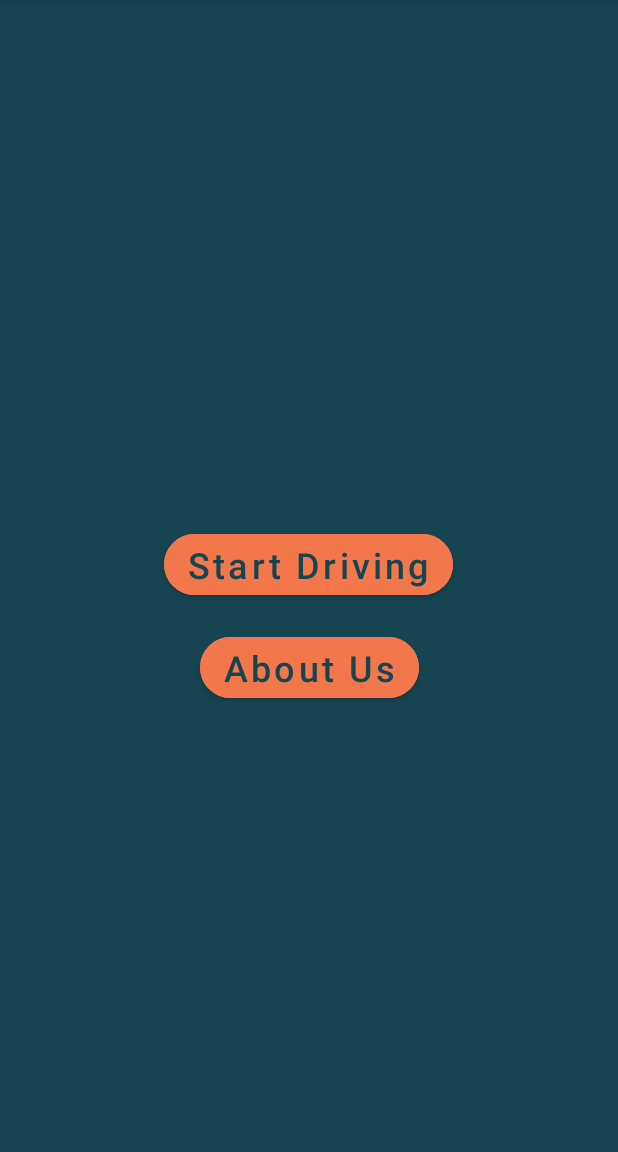
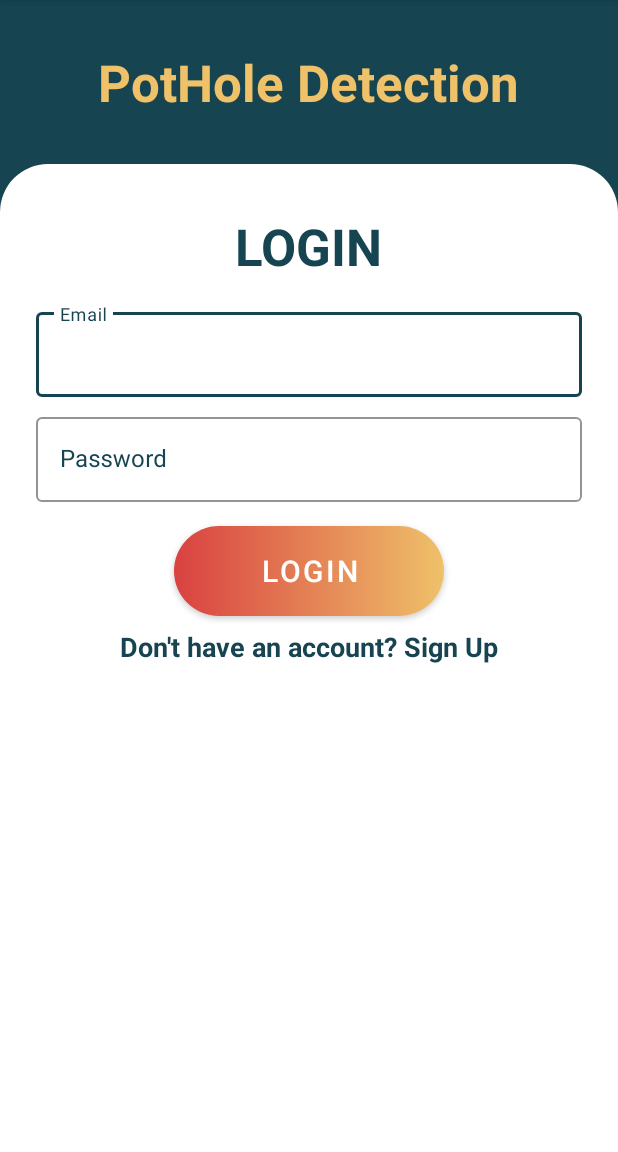
Before and after one commit to Ivan-Widjanarko/Potholes-Detection-PhD-, an Android app: the screen it shows after launch (MainActivity before the commit, AuthActivity after it), on a phone screen of 412 x 824 dp, the part 84-1236 px from its top. Run offline under Robolectric (Android 15) with nearby library versions, the phone set to English and light mode, and no system bars.

Commit message:
auth activity and splashscreen

```diff
--- a/app/build.gradle
+++ b/app/build.gradle
@@ -42,6 +42,7 @@ dependencies {
     implementation 'androidx.appcompat:appcompat:1.3.0'
     implementation 'com.google.android.material:material:1.3.0'
     implementation 'androidx.constraintlayout:constraintlayout:2.0.4'
+    implementation 'androidx.legacy:legacy-support-v4:1.0.0'
     testImplementation 'junit:junit:4.13.2'
     androidTestImplementation 'androidx.test.ext:junit:1.1.2'
     androidTestImplementation 'androidx.test.espresso:espresso-core:3.3.0'
--- a/app/src/main/AndroidManifest.xml
+++ b/app/src/main/AndroidManifest.xml
@@ -9,13 +9,15 @@
         android:roundIcon="@mipmap/ic_launcher_round"
         android:supportsRtl="true"
         android:theme="@style/Theme.CapstoneProject">
-        <activity android:name=".MainActivity">
+        <activity android:name=".ui.authentication.AuthActivity"></activity>
+        <activity android:name=".SplashScreenActivity">
             <intent-filter>
                 <action android:name="android.intent.action.MAIN" />
 
                 <category android:name="android.intent.category.LAUNCHER" />
             </intent-filter>
         </activity>
+        <activity android:name=".MainActivity" />
     </application>
 
 </manifest>
--- /dev/null
+++ b/app/src/main/java/id/develo/capstoneproject/SplashScreenActivity.kt
@@ -0,0 +1,37 @@
+package id.develo.capstoneproject
+
+import android.content.Intent
+import androidx.appcompat.app.AppCompatActivity
+import android.os.Bundle
+import android.os.Handler
+import android.os.Looper
+import android.view.WindowManager
+import id.develo.capstoneproject.ui.authentication.AuthActivity
+
+@Suppress("DEPRECATION")
+class SplashScreenActivity : AppCompatActivity() {
+
+    private var SPLASH_TIME: Long = 2000
+
+    override fun onCreate(savedInstanceState: Bundle?) {
+        super.onCreate(savedInstanceState)
+        setContentView(R.layout.activity_splash_screen)
+        // Load splash screen then navigate to main activity after 2 seconds
+        loadSplashScreen()
+    }
+
+    private fun loadSplashScreen() {
+        // hide the status bar
+        window.setFlags(
+            WindowManager.LayoutParams.FLAG_FULLSCREEN,
+            WindowManager.LayoutParams.FLAG_FULLSCREEN
+        )
+
+        Handler(Looper.getMainLooper()).postDelayed({
+            Intent(this, AuthActivity::class.java).also {
+                startActivity(it)
+                finish()
+            }
+        }, SPLASH_TIME)
+    }
+}
--- /dev/null
+++ b/app/src/main/java/id/develo/capstoneproject/ui/authentication/AuthActivity.kt
@@ -0,0 +1,23 @@
+package id.develo.capstoneproject.ui.authentication
+
+import androidx.appcompat.app.AppCompatActivity
+import android.os.Bundle
+import id.develo.capstoneproject.R
+
+class AuthActivity : AppCompatActivity() {
+    override fun onCreate(savedInstanceState: Bundle?) {
+        super.onCreate(savedInstanceState)
+        setContentView(R.layout.activity_auth)
+
+        val mfragmentManager = supportFragmentManager
+        val mLoginFragment = LoginFragment()
+        val fragment = mfragmentManager.findFragmentByTag(LoginFragment::class.java.simpleName)
+
+        if (fragment !is LoginFragment) {
+            mfragmentManager
+                .beginTransaction()
+                .add(R.id.frame_container, mLoginFragment, LoginFragment::class.java.simpleName)
+                .commit()
+        }
+    }
+}
--- /dev/null
+++ b/app/src/main/java/id/develo/capstoneproject/ui/authentication/LoginFragment.kt
@@ -0,0 +1,55 @@
+package id.develo.capstoneproject.ui.authentication
+
+import android.os.Bundle
+import androidx.fragment.app.Fragment
+import android.view.LayoutInflater
+import android.view.View
+import android.view.ViewGroup
+import androidx.fragment.app.FragmentActivity
+import id.develo.capstoneproject.R
+import id.develo.capstoneproject.databinding.FragmentLoginBinding
+
+
+class LoginFragment : Fragment() {
+
+    private var _binding: FragmentLoginBinding? = null
+    private val binding get() = _binding!!
+
+    override fun onCreateView(
+        inflater: LayoutInflater, container: ViewGroup?,
+        savedInstanceState: Bundle?
+    ): View? {
+        // Inflate the layout for this fragment
+        _binding = FragmentLoginBinding.inflate(inflater, container, false)
+        val view = binding.root
+        return view
+    }
+
+    override fun onViewCreated(view: View, savedInstanceState: Bundle?) {
+        super.onViewCreated(view, savedInstanceState)
+
+        binding.tvSignup.setOnClickListener {
+            // Move to Register Page
+            moveToRegister()
+        }
+    }
+
+    private fun moveToRegister() {
+        val mRegisterFragment = RegisterFragment()
+        val mFragmentManager = parentFragmentManager
+        mFragmentManager.beginTransaction().apply {
+            replace(
+                R.id.frame_container,
+                mRegisterFragment,
+                RegisterFragment::class.java.simpleName
+            )
+            addToBackStack(null)
+            commit()
+        }
+    }
+
+    override fun onDestroyView() {
+        super.onDestroyView()
+        _binding = null
+    }
+}
--- /dev/null
+++ b/app/src/main/res/drawable/bg_button_gradient.xml
@@ -0,0 +1,15 @@
+<?xml version="1.0" encoding="utf-8"?>
+<shape xmlns:android="http://schemas.android.com/apk/res/android"
+    android:shape="rectangle">
+
+    <corners android:radius="34dp" />
+
+    <gradient
+        android:angle="0"
+        android:endColor="@color/primary_light"
+        android:startColor="@color/primary_dark"
+        android:type="linear" />
+    <size
+        android:width="270dp"
+        android:height="60dp" />
+</shape>
--- /dev/null
+++ b/app/src/main/res/drawable/bg_rounded_top.xml
@@ -0,0 +1,9 @@
+<?xml version="1.0" encoding="utf-8"?>
+<shape xmlns:android="http://schemas.android.com/apk/res/android">
+    <solid android:color="@color/white" />
+    <corners
+        android:bottomLeftRadius="0dp"
+        android:bottomRightRadius="0dp"
+        android:topLeftRadius="32dp"
+        android:topRightRadius="32dp" />
+</shape>
--- /dev/null
+++ b/app/src/main/res/layout/activity_auth.xml
@@ -0,0 +1,27 @@
+<?xml version="1.0" encoding="utf-8"?>
+<LinearLayout xmlns:android="http://schemas.android.com/apk/res/android"
+    xmlns:app="http://schemas.android.com/apk/res-auto"
+    xmlns:tools="http://schemas.android.com/tools"
+    android:layout_width="match_parent"
+    android:layout_height="match_parent"
+    android:background="@color/secondary_dark"
+    android:orientation="vertical"
+    tools:context=".ui.authentication.AuthActivity">
+
+    <TextView
+        android:layout_width="wrap_content"
+        android:layout_height="wrap_content"
+        android:layout_gravity="center"
+        android:layout_margin="32dp"
+        android:text="@string/project_title"
+        android:textColor="@color/primary_light"
+        android:textSize="34sp"
+        android:textStyle="bold" />
+
+    <FrameLayout
+        android:id="@+id/frame_container"
+        android:layout_width="match_parent"
+        android:layout_height="match_parent"
+        android:background="@drawable/bg_rounded_top" />
+
+</LinearLayout>
--- /dev/null
+++ b/app/src/main/res/layout/fragment_login.xml
@@ -0,0 +1,89 @@
+<?xml version="1.0" encoding="utf-8"?>
+<RelativeLayout xmlns:android="http://schemas.android.com/apk/res/android"
+    xmlns:app="http://schemas.android.com/apk/res-auto"
+    xmlns:tools="http://schemas.android.com/tools"
+    android:layout_width="match_parent"
+    android:layout_height="match_parent"
+    tools:context=".ui.authentication.LoginFragment">
+
+    <TextView
+        android:id="@+id/tv_register"
+        android:layout_width="wrap_content"
+        android:layout_height="wrap_content"
+        android:layout_centerHorizontal="true"
+        android:layout_marginTop="32dp"
+        android:text="@string/text_login"
+        android:textAllCaps="true"
+        android:textColor="@color/secondary_dark"
+        android:textSize="34sp"
+        android:textStyle="bold" />
+
+    <com.google.android.material.textfield.TextInputLayout
+        android:id="@+id/tf_email"
+        style="@style/Widget.MaterialComponents.TextInputLayout.OutlinedBox"
+        android:layout_width="match_parent"
+        android:layout_height="wrap_content"
+        android:layout_below="@id/tv_register"
+        android:layout_marginStart="24dp"
+        android:layout_marginTop="16dp"
+        android:layout_marginEnd="24dp"
+        android:hint="@string/hint_email"
+        android:textColorHint="@color/secondary_dark"
+        app:boxStrokeColor="@color/secondary_dark"
+        app:hintTextColor="@color/secondary_dark">
+
+        <com.google.android.material.textfield.TextInputEditText
+            android:id="@+id/edt_email"
+            android:layout_width="match_parent"
+            android:layout_height="wrap_content"
+            android:inputType="textEmailAddress" />
+
+    </com.google.android.material.textfield.TextInputLayout>
+
+    <com.google.android.material.textfield.TextInputLayout
+        android:id="@+id/tf_password"
+        style="@style/Widget.MaterialComponents.TextInputLayout.OutlinedBox"
+        android:layout_width="match_parent"
+        android:layout_height="wrap_content"
+        android:layout_below="@id/tf_email"
+        android:layout_marginStart="24dp"
+        android:layout_marginTop="8dp"
+        android:layout_marginEnd="24dp"
+        android:hint="@string/hint_password"
+        android:textColorHint="@color/secondary_dark"
+        app:boxStrokeColor="@color/secondary_dark"
+        app:hintTextColor="@color/secondary_dark">
+
+        <com.google.android.material.textfield.TextInputEditText
+            android:id="@+id/edt_password"
+            android:layout_width="match_parent"
+            android:layout_height="wrap_content"
+            android:inputType="textPassword" />
+
+    </com.google.android.material.textfield.TextInputLayout>
+
+    <Button
+        android:id="@+id/btn_login"
+        android:layout_width="180dp"
+        android:layout_height="60dp"
+        android:layout_below="@id/tf_password"
+        android:layout_centerHorizontal="true"
+        android:layout_marginTop="16dp"
+        android:background="@drawable/bg_button_gradient"
+        android:text="@string/text_login"
+        android:textSize="20sp"
+        app:backgroundTint="@null" />
+
+    <TextView
+        android:id="@+id/tv_signup"
+        android:layout_width="wrap_content"
+        android:layout_height="wrap_content"
+        android:layout_below="@id/btn_login"
+        android:layout_centerHorizontal="true"
+        android:layout_marginTop="8dp"
+        android:text="@string/sign_up_here"
+        android:textColor="@color/secondary_dark"
+        android:textSize="18sp"
+        android:textStyle="bold" />
+
+</RelativeLayout>
--- a/app/src/main/res/values/colors.xml
+++ b/app/src/main/res/values/colors.xml
@@ -1,5 +1,5 @@
 <?xml version="1.0" encoding="utf-8"?>
-<resources>
+<resources xmlns:tools="http://schemas.android.com/tools">
     <color name="primary">#F2784B</color>
     <color name="primary_light">#EFC169</color>
     <color name="primary_dark">#D94141</color>
--- a/app/src/main/res/values/strings.xml
+++ b/app/src/main/res/values/strings.xml
@@ -4,4 +4,11 @@
     <string name="about_us">About Us</string>
     <string name="image_banner_home">Image Banner Home</string>
     <string name="action_settings">settings</string>
+    <string name="hint_email">Email</string>
+    <string name="hint_password">Password</string>
+    <string name="project_title">PotHole Detection</string>
+    <string name="text_login">Login</string>
+    <string name="text_register">Register</string>
+    <string name="sign_up_here">Don\'t have an account? Sign Up</string>
+    <string name="sign_in_here">Already have an account? Sign In</string>
 </resources>
```
Also changed, not shown: app/src/main/java/id/develo/capstoneproject/ui/authentication/RegisterFragment.kt (added, +43 -0 lines), app/src/main/res/layout/activity_splash_screen.xml (added, +19 -0 lines), app/src/main/res/layout/fragment_register.xml (added, +88 -0 lines), app/src/main/res/drawable/phd_logo.png (added).
